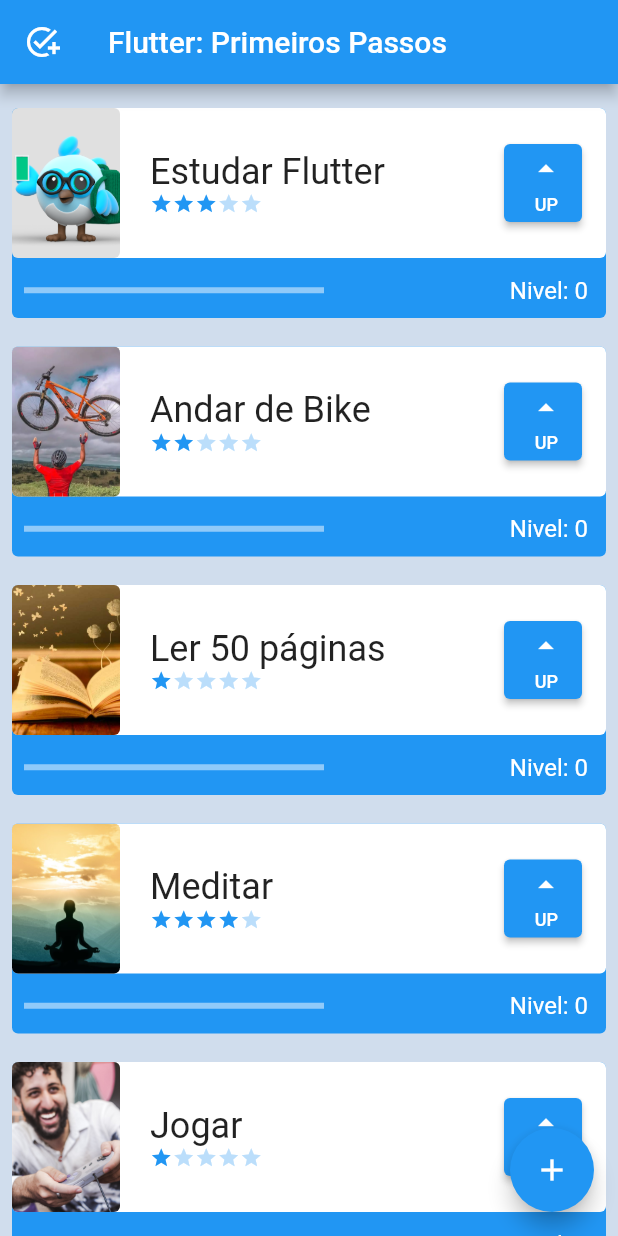
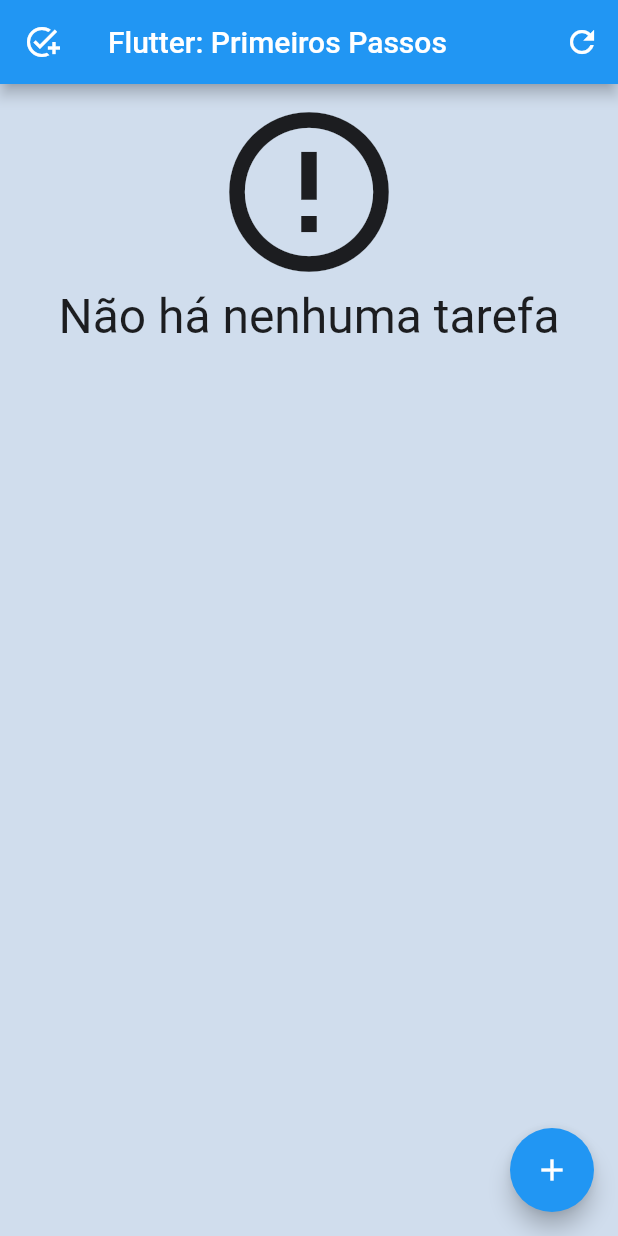
Before and after one commit to erick-jhone/flutter-lista-de-tarefas, a Flutter app: the screen it shows after launch, on a phone screen of 412 x 824 dp. Run offline on Flutter 3.47's test engine with Material 2 defaults, Android fonts, the phone set to English and light mode, and no system bars; our stand-ins replace sqflite; accounts and stored records are empty.

Commit message:
Finalizado CRUD com SQLFlite

```diff
--- a/lib/components/tasks.dart
+++ b/lib/components/tasks.dart
@@ -1,4 +1,5 @@
 
+import 'package:alura_flutter_curso_1/data/task_dao.dart';
 import 'package:flutter/material.dart';
 import 'difficulty.dart';
 
@@ -104,6 +105,7 @@ class _TasksState extends State<Tasks> {
                           height: 52,
                           width: 52,
                           child: ElevatedButton(
+                            onLongPress: (){TaskDao().delete(widget.nome);},
                             onPressed: levelUp,
                             child: Column(
                               mainAxisAlignment: MainAxisAlignment.spaceEvenly,
--- a/lib/screens/form_screen.dart
+++ b/lib/screens/form_screen.dart
@@ -1,3 +1,5 @@
+import 'package:alura_flutter_curso_1/components/tasks.dart';
+import 'package:alura_flutter_curso_1/data/task_dao.dart';
 import 'package:alura_flutter_curso_1/data/task_inherited.dart';
 import 'package:flutter/material.dart';
 
@@ -143,15 +145,10 @@ class _FormScreenState extends State<FormScreen> {
                         ElevatedButton.styleFrom(backgroundColor: Colors.red),
                     onPressed: () {
                       if (_formKey.currentState!.validate()) {
-                        // print('Nome: ${nameController.text}');
-                        // print(
-                        //     'Dificuldade: ${int.parse(difficultyController.text)}');
-                        // print('Image: ${imageController.text}');
-                        TaskInherited.of(widget.taskContext).newTask(
-                            nameController.text,
+                        TaskDao().save(Tasks(nameController.text,
                             imageController.text,
-                            int.parse(difficultyController.text)
-                        );
+                            int.parse(difficultyController.text)));
+
                         ScaffoldMessenger.of(context).showSnackBar(
                             const SnackBar(
                                 content: Text('Enviando informações!')));
--- a/lib/screens/tela_inicial.dart
+++ b/lib/screens/tela_inicial.dart
@@ -1,4 +1,5 @@
 import 'package:alura_flutter_curso_1/components/tasks.dart';
+import 'package:alura_flutter_curso_1/data/task_dao.dart';
 import 'package:alura_flutter_curso_1/data/task_inherited.dart';
 import 'package:alura_flutter_curso_1/screens/form_screen.dart';
 import 'package:flutter/material.dart';
@@ -17,25 +18,86 @@ class _InitialScreenState extends State<InitialScreen> {
       appBar: AppBar(
         title: const Text('Flutter: Primeiros Passos'),
         leading: Icon(Icons.add_task),
+        actions: [
+          IconButton(onPressed: (){setState(() {
+            setState(() {
+
+            });
+          });}, icon: Icon(Icons.refresh))
+        ],
       ),
-
       body: Container(
           color: Color.fromARGB(255, 208, 221, 237),
-          child: ListView(
-              children: TaskInherited.of(context).taskList,
-              padding: EdgeInsets.only(top: 8, bottom: 70),
-          ),
+          child: Padding(
+            padding: EdgeInsets.only(top: 8, bottom: 70),
+            child: FutureBuilder<List<Tasks>>(
+                future: TaskDao().findAll(), builder: (context, snapshot) {
+              List<Tasks>? items = snapshot.data;
+              switch (snapshot.connectionState) {
+                case ConnectionState.none:
 
+                  return Center(
+                    child: Column(
+                      children: [CircularProgressIndicator(), Text('Carregando')],
+                    ),
+                  );
+
+                  break;
+                case ConnectionState.waiting:
+                  return Center(
+                    child: Column(
+                      children: [CircularProgressIndicator(), Text('Carregando')],
+                    ),
+                  );
+                  break;
+                case ConnectionState.active:
+                  return Center(
+                    child: Column(
+                      children: [CircularProgressIndicator(), Text('Carregando')],
+                    ),
+                  );
+                  break;
+                case ConnectionState.done:
+                  if (snapshot.hasData && items != null) {
+                    if (items.isNotEmpty) {
+                      return ListView.builder(
+                          itemCount: items.length,
+                          itemBuilder: (BuildContext context, int index) {
+                            final Tasks tarefa = items[index];
+                            return tarefa;
+                          });
+                    }
+                    return Center(
+                      child: Column(
+                      children: [
+                        Icon(Icons.error_outline, size: 128),
+                        Text(
+                            'Não há nenhuma tarefa',
+                          style: TextStyle(fontSize: 32),
+                        ),
+                      ],
+                    ),
+                    );
+                  }
+                  return Text(' Erro ao carregar Tarefas! ');
+                  break;
+              }
+              return Text(' Aconteceu um erro desconhecido! ');
+            }),
+          )
       ),
-
-
       floatingActionButton: FloatingActionButton(
         onPressed: () {
           Navigator.push(
               context,
               MaterialPageRoute(
-                builder: (contextNew) => FormScreen(taskContext: context),
-              ));
+                builder: (contextNew) => FormScreen(
+                    taskContext: context,
+                ),
+              )
+          ).then((value) => setState((){
+            print('Recarregando tela inicial');
+          }));
         },
         backgroundColor: Colors.blue,
         child: const Icon(Icons.add),
```
